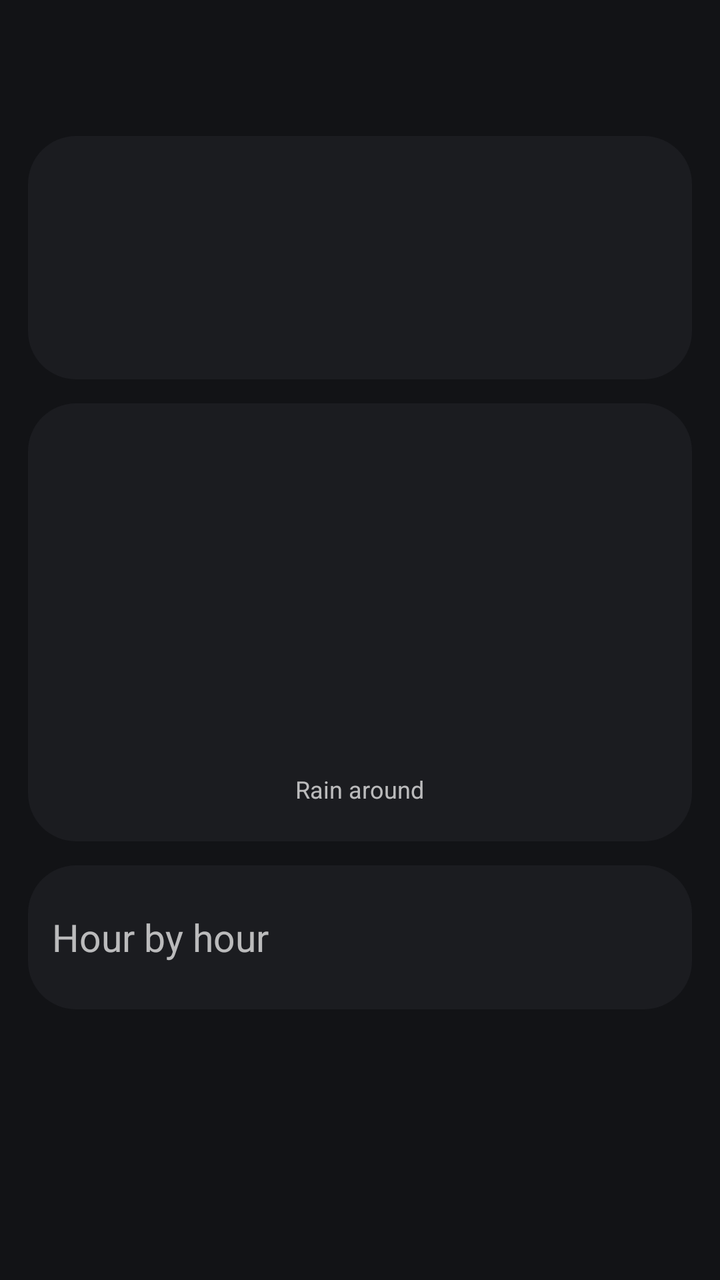
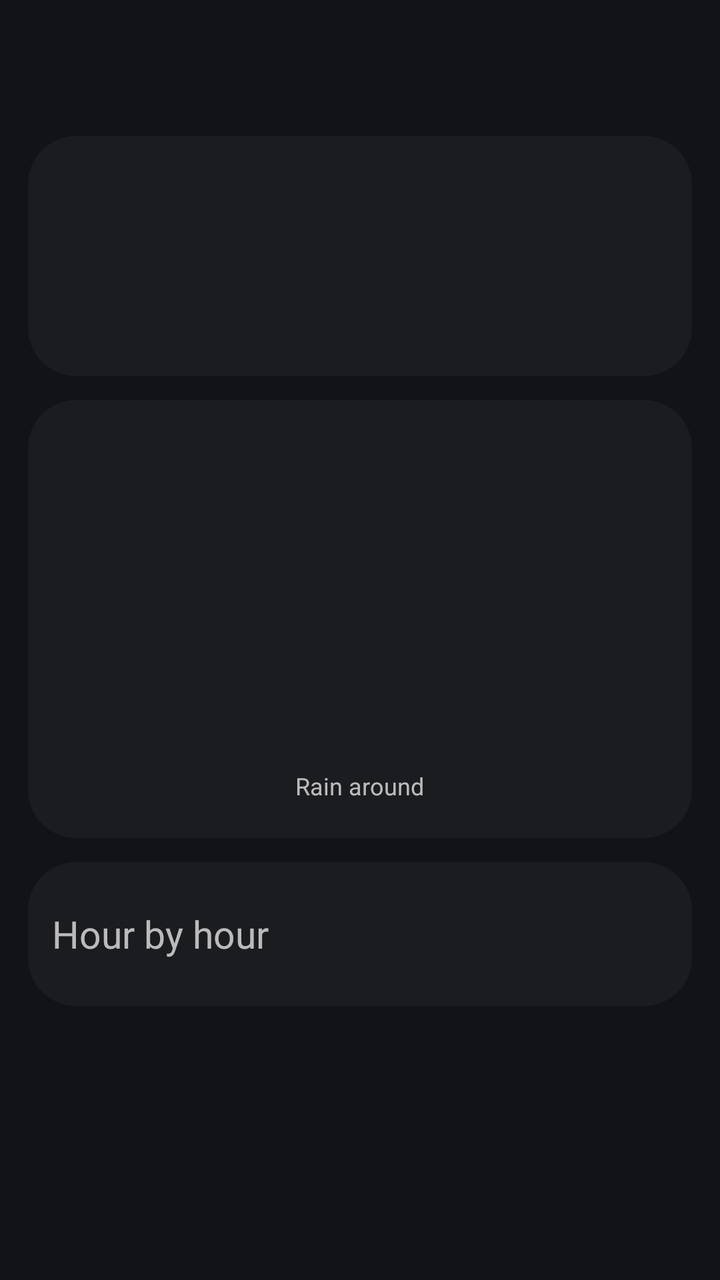

Screens rendered from an Android XML layout before and after an edit, with the pre-edit source and the edit as a unified diff.
<!-- AndroidManifest.xml: application theme Theme.SunW -->
<!-- res/layout/activity_weather_day.xml -->
<?xml version="1.0" encoding="utf-8"?>
<ScrollView xmlns:android="http://schemas.android.com/apk/res/android"
    android:id="@+id/day_page"
    android:layout_width="match_parent"
    android:layout_height="match_parent"
    android:fitsSystemWindows="true">

    <LinearLayout
        android:layout_width="match_parent"
        android:layout_height="wrap_content"
        android:orientation="vertical"
        android:paddingBottom="24dp">

        <TextView
            android:id="@+id/day_back"
            android:layout_width="wrap_content"
            android:layout_height="56dp"
            android:layout_marginStart="12dp"
            android:background="?android:attr/selectableItemBackground"
            android:ellipsize="end"
            android:gravity="center_vertical"
            android:maxLines="1"
            android:paddingHorizontal="10dp"
            android:textSize="24sp" />

        <HorizontalScrollView
            android:id="@+id/day_tabs_scroll"
            android:layout_width="match_parent"
            android:layout_height="wrap_content"
            android:paddingHorizontal="10dp"
            android:scrollbars="none">

            <LinearLayout
                android:id="@+id/day_tabs"
                android:layout_width="wrap_content"
                android:layout_height="wrap_content"
                android:orientation="horizontal" />
        </HorizontalScrollView>

        <LinearLayout
            android:id="@+id/day_hero"
            android:layout_width="match_parent"
            android:layout_height="wrap_content"
            android:layout_marginHorizontal="14dp"
            android:layout_marginTop="12dp"
            android:background="@drawable/card_background"
            android:gravity="center_vertical"
            android:orientation="horizontal"
            android:padding="18dp">

            <ImageView
                android:id="@+id/day_icon"
                android:layout_width="84dp"
                android:layout_height="84dp"
                android:layout_marginEnd="12dp"
                android:importantForAccessibility="no" />

            <LinearLayout
                android:layout_width="0dp"
                android:layout_height="wrap_content"
                android:layout_weight="1"
                android:orientation="vertical">

                <TextView
                    android:id="@+id/day_title"
                    android:layout_width="wrap_content"
                    android:layout_height="wrap_content"
                    android:fontFamily="sans-serif-light"
                    android:textSize="26.5sp" />

                <TextView
                    android:id="@+id/day_desc"
                    android:layout_width="wrap_content"
                    android:layout_height="wrap_content"
                    android:layout_marginTop="4dp"
                    android:textSize="18sp" />

                <TextView
                    android:id="@+id/day_sub"
                    android:layout_width="wrap_content"
                    android:layout_height="wrap_content"
                    android:layout_marginTop="2dp"
                    android:textSize="14.5sp" />
            </LinearLayout>

            <LinearLayout
                android:id="@+id/day_pills"
                android:layout_width="wrap_content"
                android:layout_height="wrap_content"
                android:orientation="vertical" />
        </LinearLayout>

        <LinearLayout
            android:id="@+id/day_info_card"
            android:layout_width="match_parent"
            android:layout_height="wrap_content"
            android:layout_marginHorizontal="14dp"
            android:layout_marginTop="12dp"
            android:background="@drawable/card_background"
            android:orientation="vertical"
            android:padding="18dp">

            
            <TextView
                android:id="@+id/day_info"
                android:layout_width="match_parent"
                android:layout_height="wrap_content"
                android:lineSpacingExtra="6dp"
                android:textSize="17sp" />

            
            <LinearLayout
                android:id="@+id/day_rainspot_box"
                android:layout_width="wrap_content"
                android:layout_height="wrap_content"
                android:layout_gravity="center_horizontal"
                android:layout_marginTop="14dp"
                android:gravity="center_horizontal"
                android:orientation="vertical">

                <ImageView
                    android:id="@+id/day_rainspot"
                    android:layout_width="126dp"
                    android:layout_height="126dp"
                    android:contentDescription="@string/rainspot_label" />

                <TextView
                    android:id="@+id/day_rainspot_label"
                    android:layout_width="wrap_content"
                    android:layout_height="wrap_content"
                    android:layout_marginTop="4dp"
                    android:text="@string/rainspot_label"
                    android:textSize="12sp" />
            </LinearLayout>
        </LinearLayout>

        <LinearLayout
            android:id="@+id/day_hourly_card"
            android:layout_width="match_parent"
            android:layout_height="wrap_content"
            android:layout_marginHorizontal="14dp"
            android:layout_marginTop="12dp"
            android:background="@drawable/card_background"
            android:orientation="vertical"
            android:paddingHorizontal="12dp"
            android:paddingVertical="18dp">

            <LinearLayout
                android:layout_width="match_parent"
                android:layout_height="wrap_content"
                android:gravity="center_vertical"
                android:orientation="horizontal">

                <TextView
                    android:id="@+id/day_hourly_title"
                    android:layout_width="0dp"
                    android:layout_height="wrap_content"
                    android:layout_weight="1"
                    android:text="@string/detail_hourly"
                    android:textSize="19sp" />

                <TextView
                    android:id="@+id/day_step"
                    android:layout_width="wrap_content"
                    android:layout_height="36dp"
                    android:background="?android:attr/selectableItemBackground"
                    android:gravity="center"
                    android:paddingHorizontal="10dp"
                    android:textSize="15.5sp" />
            </LinearLayout>

            <LinearLayout
                android:id="@+id/day_hours"
                android:layout_width="match_parent"
                android:layout_height="wrap_content"
                android:orientation="vertical" />
        </LinearLayout>

        <TextView
            android:id="@+id/day_status"
            android:layout_width="match_parent"
            android:layout_height="wrap_content"
            android:layout_marginTop="12dp"
            android:gravity="center_horizontal"
            android:paddingHorizontal="22dp"
            android:textSize="13sp" />
    </LinearLayout>
</ScrollView>
<!-- resources referenced by this layout -->
<resources>
  <!-- drawable card_background (drawable) -->
  <?xml version="1.0" encoding="utf-8"?>
  <shape xmlns:android="http://schemas.android.com/apk/res/android" android:shape="rectangle">
      <corners android:radius="24dp" />
      <solid android:color="#FF1B1C20" />
  </shape>
  <string name="detail_hourly">Hour by hour</string>
  <string name="rainspot_label">Rain around</string>
  <style name="Theme.SunW" parent="android:Theme.Material.NoActionBar">
          <item name="android:colorAccent">#FFB547</item>
          <item name="android:windowBackground">@color/page_background</item>
      </style>
  <color name="page_background">#121316</color>
</resources>

<!-- the commit's change to res/layout/activity_weather_day.xml (unified diff, before → after) -->
@@ -75,12 +75,6 @@
                     android:layout_marginTop="4dp"
                     android:textSize="18sp" />
 
-                <TextView
-                    android:id="@+id/day_sub"
-                    android:layout_width="wrap_content"
-                    android:layout_height="wrap_content"
-                    android:layout_marginTop="2dp"
-                    android:textSize="14.5sp" />
             </LinearLayout>
 
             <LinearLayout
